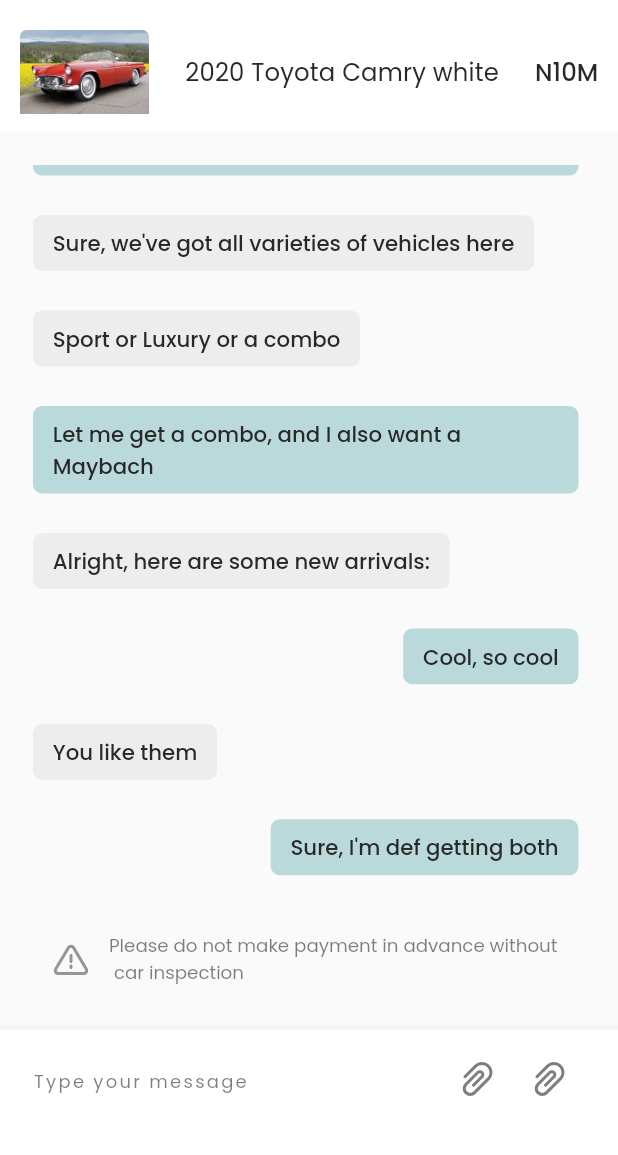
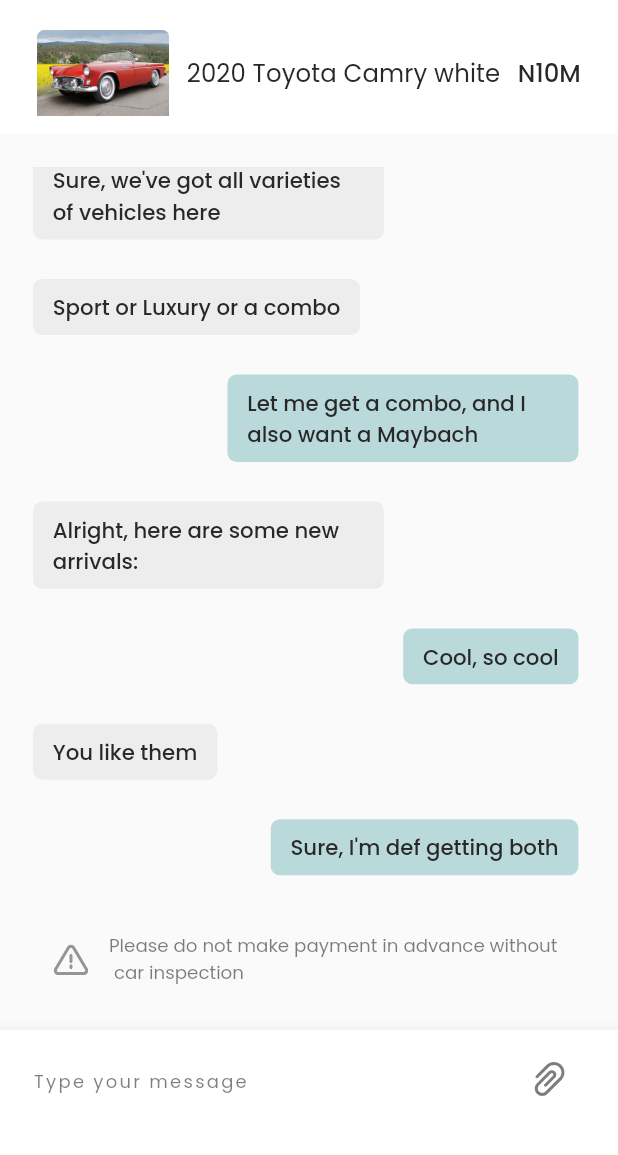
Before and after one commit to OjoMutiu/oloworay_autos, a Flutter app: the ChatRoom screen opened by its route, on a phone screen of 412 x 824 dp, the part 72-1227 px from its top. Run offline on Flutter 3.47's test engine with Material 2 defaults, Android fonts, the phone set to English and light mode, and no system bars; our stand-ins replace flutter_svg, get; missing offline and left inert: fl_country_code_picker.

Commit message:
Message UI update

```diff
--- a/lib/main.dart
+++ b/lib/main.dart
@@ -1,6 +1,7 @@
 import 'package:flutter/material.dart';
 import 'package:get/get.dart';
 import 'package:oloworay_autos/pages/app_home/home.dart';
+import 'package:oloworay_autos/pages/message/message.dart';
 
 import 'constants/app_routes.dart';
 import 'constants/theme/theme.dart';
@@ -21,10 +22,10 @@ class MyApp extends StatelessWidget {
     return GetMaterialApp(
       debugShowCheckedModeBanner: false,
       initialBinding: AllControllerBinding(),
-      //initialRoute: '/',
+      initialRoute: Routes.splashScreen,
       getPages: getPages,
       theme: AppTheme.lightTheme,
-      home: const MyHomeScreen(),
+      //home: const Messages(),
     );
   }
 }
--- a/lib/pages/message/available_users.dart
+++ b/lib/pages/message/available_users.dart
@@ -36,8 +36,7 @@ class AvailableUsers extends StatelessWidget {
           ),
           backgroundColor: Colors.white,
         ),
-        body: SingleChildScrollView(
-          child: ListView.builder(
+        body: ListView.builder(
           shrinkWrap: true,
             itemCount: controller.allMessagedUsers.length,
             itemBuilder: (context, index) {
@@ -160,7 +159,6 @@ class AvailableUsers extends StatelessWidget {
               );
             }),
       ),
-      ),
     );
   }
 }
--- a/lib/pages/message/chat_room.dart
+++ b/lib/pages/message/chat_room.dart
@@ -65,14 +65,14 @@ class ChatRoom extends StatelessWidget {
           mainAxisAlignment: MainAxisAlignment.spaceBetween,
           children: [
             Container(
-            height: 80,
-            margin: EdgeInsets.only(bottom: 12),
+              height: AppDimension.getProportionateScreenHeight(80),
+              margin: EdgeInsets.only(bottom: AppDimension.height12),
               padding: EdgeInsets.symmetric(
                   horizontal: AppDimension.width12,
                   vertical: AppDimension.height12),
               color: Colors.white,
               child: Row(
-              mainAxisAlignment: MainAxisAlignment.spaceBetween,
+                mainAxisAlignment: MainAxisAlignment.spaceEvenly,
                 children: [
                   Image.asset('assets/images/home/image10.png'),
                   Text(
@@ -92,9 +92,10 @@ class ChatRoom extends StatelessWidget {
                 ],
               ),
             ),
-          SizedBox(height: 10),
+            SizedBox(height: AppDimension.height10),
             Expanded(
-              child: ListView.builder(
+                child: Obx(
+                  () =>  ListView.builder(
                     reverse: true,
                     itemCount: messageController.userMessages.length,
                     itemBuilder: (BuildContext context, int index) {
@@ -109,6 +110,9 @@ class ChatRoom extends StatelessWidget {
                               ? Alignment.centerRight
                               : Alignment.centerLeft,
                           child: Container(
+                            constraints: BoxConstraints(
+                                maxWidth:
+                                    AppDimension.getProportionateScreenWidth(213)),
                             padding: EdgeInsets.symmetric(
                                 horizontal: AppDimension.width12,
                                 vertical: AppDimension.height8),
@@ -118,17 +122,17 @@ class ChatRoom extends StatelessWidget {
                                     : AppColors.neutral300,
                                 borderRadius:
                                     BorderRadius.circular(AppDimension.height6)),
-                    child:
-                        Text(messageController.userMessages[index].textMessage,
+                            child: Text(
+                              messageController.userMessages[index].textMessage,
                               style: Theme.of(context).textTheme.bodyMedium?.copyWith(
                                   color: AppColors.black100,
-                            fontSize: AppDimension.font14
-                          ),
+                                  fontSize: AppDimension.font14),
                             ),
                       ),
                     ),
                   );
               },
+            ),
                 )),
             Padding(
               padding: EdgeInsets.only(
@@ -181,12 +185,16 @@ class ChatRoom extends StatelessWidget {
                     color: Colors.grey.shade300,
                     blurRadius: 5,
                     spreadRadius: 2,
-                  offset: Offset(0, 3))
+                    offset: const Offset(0, 3))
               ]),
-            child: Row(
+              child: GetBuilder<MessageController>(
+                builder: (controller){
+                  return Row(
                     children: [
                       Expanded(
                         child: TextField(
+                          controller: messageController.textEditingController,
+                          focusNode: controller.focusNode,
                           decoration: InputDecoration(
                               hintText: 'Type your message',
                               hintStyle:
@@ -195,16 +203,24 @@ class ChatRoom extends StatelessWidget {
                               ),
                               enabledBorder: InputBorder.none,
                               focusedBorder: InputBorder.none),
+                          onSubmitted: (message){
+                            messageController.onSubmitted(messageController.textEditingController);
+                          },
                         ),
                       ),
                       IconButton(
                           onPressed: () {},
                           icon: SvgPicture.asset('assets/icons/clip.svg')),
+                      if(controller.focusNode.hasFocus)
                         IconButton(
-                    onPressed: () {},
-                    icon: SvgPicture.asset('assets/icons/clip.svg'))
+                            onPressed: () {
+                              messageController.onSubmitted(messageController.textEditingController);
+                            },
+                            icon: SvgPicture.asset('assets/icons/send.svg'))
                     ],
-            ),
+                  );
+                },
+              )
             ),
           ],
         ),
```
Also changed, not shown: lib/controllers/message_controller.dart (+34 -1 lines), assets/icons/send.svg (added). Lines whose indentation alone changed are shown as unchanged.
